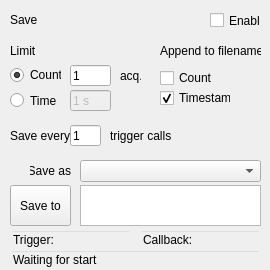
Old version of the form uc480/core/gui/camera_save.ui in the repository axelmlacap/uc480.
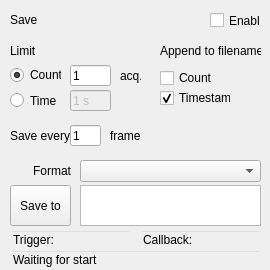
New version of the form.

Commit message: v0.3 SaveManager reparado con buffer en CameraSave y SpectraSave. Suma Tests y Configs.

Diff of the .ui file:
```diff
--- a/uc480/core/gui/camera_save.ui
+++ b/uc480/core/gui/camera_save.ui
@@ -271,12 +271,12 @@
     <rect>
      <x>110</x>
      <y>125</y>
-     <width>61</width>
+     <width>31</width>
      <height>21</height>
     </rect>
    </property>
    <property name="text">
-    <string>trigger calls</string>
+    <string>frame</string>
    </property>
   </widget>
   <widget class="QLineEdit" name="trigger">
@@ -337,7 +337,7 @@
     </rect>
    </property>
    <property name="text">
-    <string>Save as</string>
+    <string>Format</string>
    </property>
    <property name="alignment">
     <set>Qt::AlignRight|Qt::AlignTrailing|Qt::AlignVCenter</set>
```
The commit also changes 31 other files.
